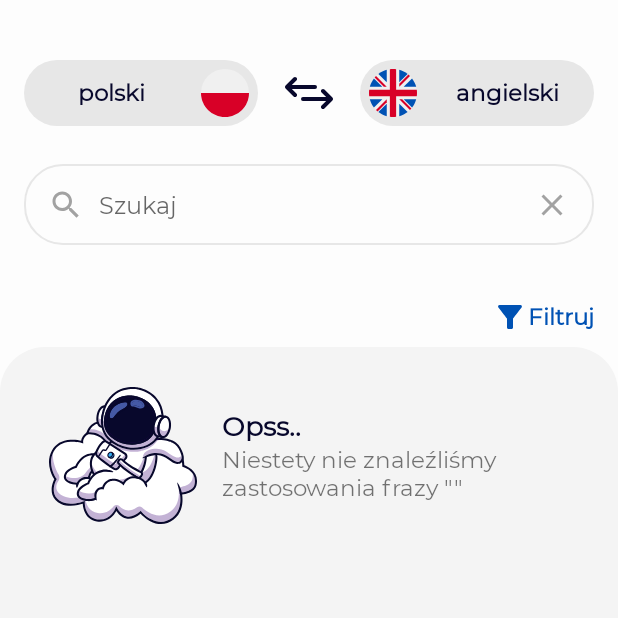
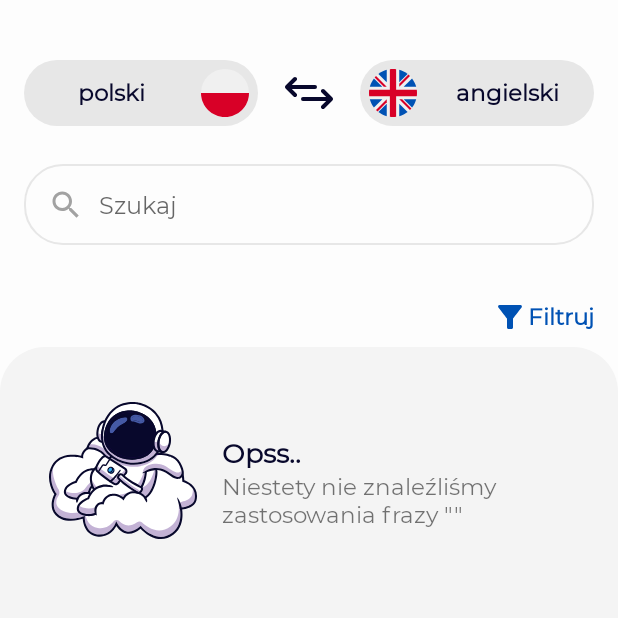
Before and after one commit to whycody/Lyricated, an Android app: the fragment SearchFragment placed in its activity, on a phone screen of 412 x 824 dp, the top half of it. Run offline under Robolectric (Android 15) with nearby library versions, the phone set to English and light mode, and no system bars; our stand-ins replace Room's generated code, data binding; 4 statements that could not run were skipped.

Commit message:
Changed design of SearchFragment

```diff
--- a/app/src/main/java/com/whycody/wordslife/search/result/SearchResultFragment.kt
+++ b/app/src/main/java/com/whycody/wordslife/search/result/SearchResultFragment.kt
@@ -3,10 +3,12 @@ package com.whycody.wordslife.search.result
 import android.content.Context
 import android.content.SharedPreferences
 import android.os.Bundle
+import android.util.Log
 import androidx.fragment.app.Fragment
 import android.view.LayoutInflater
 import android.view.View
 import android.view.ViewGroup
+import androidx.core.widget.NestedScrollView
 import androidx.databinding.DataBindingUtil
 import com.whycody.wordslife.MainActivity
 import com.whycody.wordslife.R
--- a/app/src/main/java/com/whycody/wordslife/search/result/SearchResultViewModel.kt
+++ b/app/src/main/java/com/whycody/wordslife/search/result/SearchResultViewModel.kt
@@ -134,12 +134,12 @@ class SearchResultViewModel(private val lyricsRepository: LyricsRepository,
     fun setLyricLanguages(lyricLanguages: LyricLanguages) = this.lyricLanguagesFlow.tryEmit(lyricLanguages)
 
     fun searchWord(word: String) {
-        if(word == searchWord.value) return
-        emitWordIfIsCorrect(getFormattedWord(word))
+        if(getFormattedWord(word) == getFormattedWord(searchWord.value)) return
+        emitWordIfIsCorrect(getFormattedWord(word)!!)
         searchWord.value = word
     }
 
-    private fun getFormattedWord(word: String) = word.trim().replace(Regex("[*.?]"), "")
+    private fun getFormattedWord(word: String?) = word?.trim()?.replace(Regex("[*.?]"), "")
 
     private fun emitWordIfIsCorrect(word: String) {
         resultsAvailable.value = !(word.length <= 1
@@ -158,6 +158,7 @@ class SearchResultViewModel(private val lyricsRepository: LyricsRepository,
         if(newNumber) currentShowedLyrics.value = 0
         if(getDifference(lyrics) < numberOfShowingLyrics * 2)
             currentShowedLyrics.value += numberOfShowingLyrics
+        if(currentShowedLyrics.value == 0) currentShowedLyrics.value += 1
         currentShowedLyrics.value += numberOfShowingLyrics
     }
 
--- a/app/src/main/res/layout/fragment_search.xml
+++ b/app/src/main/res/layout/fragment_search.xml
@@ -5,6 +5,7 @@
     android:layout_width="match_parent"
     android:layout_height="match_parent"
     android:fillViewport="true"
+    android:overScrollMode="never"
     android:background="?attr/colorSecondary">
 
     <LinearLayout
--- a/app/src/main/res/layout/fragment_search_content.xml
+++ b/app/src/main/res/layout/fragment_search_content.xml
@@ -10,7 +10,7 @@
         android:id="@+id/fragmentsContainer"
         android:layout_width="match_parent"
         android:layout_height="match_parent"
-        android:paddingTop="10dp"
+        android:paddingTop="20dp"
         android:background="@drawable/s_search_backgr"
         android:paddingBottom="30dp"
         android:orientation="vertical"/>
--- a/app/src/main/res/layout/fragment_search_field.xml
+++ b/app/src/main/res/layout/fragment_search_field.xml
@@ -45,6 +45,7 @@
             android:layout_width="wrap_content"
             android:layout_height="match_parent"
             android:src="@drawable/ic_clear"
+            android:visibility="invisible"
             android:alpha="0.6"
             android:paddingEnd="16dp"
             android:paddingStart="4dp"
--- a/app/src/main/res/layout/fragment_search_result.xml
+++ b/app/src/main/res/layout/fragment_search_result.xml
@@ -1,6 +1,5 @@
 <?xml version="1.0" encoding="utf-8"?>
 <layout xmlns:android="http://schemas.android.com/apk/res/android"
-    xmlns:tools="http://schemas.android.com/tools"
     xmlns:app="http://schemas.android.com/apk/res-auto">
 
     <data>
@@ -11,11 +10,6 @@
             type="com.whycody.wordslife.search.result.SearchResultViewModel" />
     </data>
 
-    <androidx.core.widget.NestedScrollView
-        android:layout_width="match_parent"
-        android:layout_height="wrap_content"
-        tools:context=".search.SearchFragment">
-
         <LinearLayout
             android:layout_width="match_parent"
             android:layout_height="wrap_content"
@@ -24,7 +18,7 @@
             <LinearLayout
                 android:layout_width="match_parent"
                 android:layout_height="wrap_content"
-                android:layout_marginTop="15dp"
+                android:layout_marginTop="5dp"
                 android:onClick="@{()->searchViewModel.mainResultsHeaderClicked()}"
                 android:visibility="@{searchViewModel.resultsAvailable ? View.VISIBLE : View.GONE}"
                 android:paddingStart="@dimen/app_padding"
@@ -61,9 +55,7 @@
 
             </LinearLayout>
 
-<!--                            android:visibility="@{(!searchViewModel.resultsAvailable &amp;&amp; searchViewModel.typeOfLyrics == SearchResultFragment.MAIN_LYRICS) ? View.VISIBLE : View.GONE}"-->
-<!--            android:text="@{@string/no_word_search_results(searchViewModel.searchWord)}"-->
-            <LinearLayout
+           <LinearLayout
                 android:layout_width="wrap_content"
                 android:layout_height="wrap_content"
                 android:layout_gravity="center"
@@ -76,6 +68,7 @@
                     android:layout_width="wrap_content"
                     android:layout_height="wrap_content"
                     android:paddingStart="@dimen/app_padding"
+                    android:layout_marginBottom="@dimen/app_padding"
                     android:scaleType="fitStart"
                     android:src="@drawable/gr_cloud_astronaut"/>
 
@@ -130,19 +123,6 @@
                 android:overScrollMode="never"
                 android:layoutAnimation="@anim/layout_fall_down"/>
 
-            <TextView
-                android:layout_width="match_parent"
-                android:layout_height="wrap_content"
-                android:text="@string/show_more_results"
-                android:padding="@dimen/app_padding"
-                android:clickable="@{!searchViewModel.searching}"
-                android:onClick="@{()->searchViewModel.showMoreResultsClicked()}"
-                android:visibility="@{searchViewModel.thereAreMoreResults &amp;&amp; !searchViewModel.resultsHidden &amp;&amp; !searchViewModel.searching &amp;&amp; searchViewModel.resultsAvailable ? View.VISIBLE : View.GONE}"
-                android:textColor="?attr/colorPrimary"
-                android:gravity="center"/>
-
         </LinearLayout>
 
-    </androidx.core.widget.NestedScrollView>
-
 </layout>
--- a/app/src/main/res/values/strings.xml
+++ b/app/src/main/res/values/strings.xml
@@ -12,7 +12,7 @@
     <string name="previous_words">Wróć do wcześniejszych słówek</string>
     <string name="choose_main_language">Wybierz język, którego się uczysz</string>
     <string name="choose_translation_language">Wybierz język tłumaczenia</string>
-    <string name="show_more_results">Pokaż więcej wyników⠀⬇</string>
+    <string name="show_more_results">Pokaż więcej wyników</string>
     <string name="word_search_results">Wyniki wyszukiwania frazy \"%1$s\"</string>
     <string name="main_lyrics_search_result">Wyniki wyszukiwania</string>
     <string name="similiar_lyrics_search_result">Podobne wyszukiwania</string>
```
Also changed, not shown: app/src/main/res/layout/item_search.xml (+24 -3 lines).
